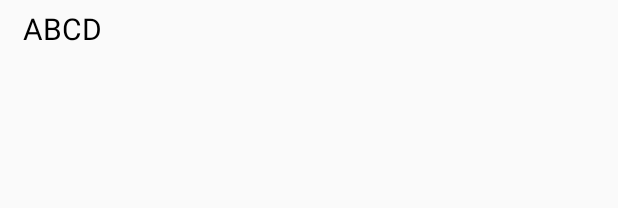
After one commit to zhouong/ChemistryApp, an Android app: the layout row_layout.xml on its own in the app's theme, with its tools: preview values and no code run, on a phone screen of 412 x 824 dp. The commit adds this screen. Shown: the top 208 px of the screen. Run offline under Robolectric (Android 15) with nearby library versions, the phone set to English and light mode, and no system bars.

Commit message:
Split recycler view into adapter and view. Created row_layout.xml for adapter. Created loading view for buffer time between switching view and fetching api. Adjusted all layouts.

```diff
--- /dev/null
+++ b/app/src/main/res/layout/row_layout.xml
@@ -0,0 +1,17 @@
+<?xml version="1.0" encoding="utf-8"?>
+<LinearLayout xmlns:android="http://schemas.android.com/apk/res/android"
+    android:orientation="vertical" android:layout_width="match_parent"
+    android:layout_height="match_parent"
+    android:padding="5dp">
+
+    <TextView
+        android:id="@+id/text"
+        android:layout_width="wrap_content"
+        android:layout_height="wrap_content"
+        android:layout_gravity="center_vertical"
+        android:layout_marginLeft="10dp"
+        android:text="ABCD"
+        android:textColor="#000"
+        android:textSize="20sp" />
+
+</LinearLayout>
```
Also changed, not shown: app/src/main/java/com/example/chemistryapp/CustomAdapter.java (+6 -4 lines), app/src/main/java/com/example/chemistryapp/TopicList.java (+9 -7 lines), app/src/main/res/layout/chapters.xml (+11 -4 lines), app/src/main/res/layout/loading.xml (added, +47 -0 lines), app/src/main/res/layout/topic_list.xml (+8 -8 lines).
